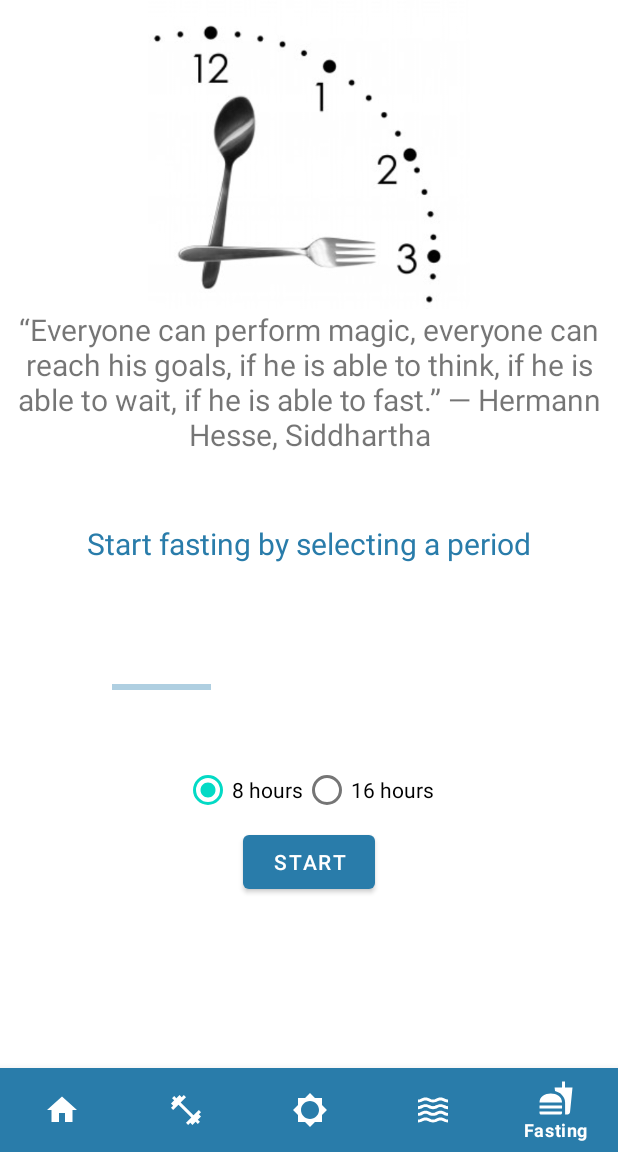
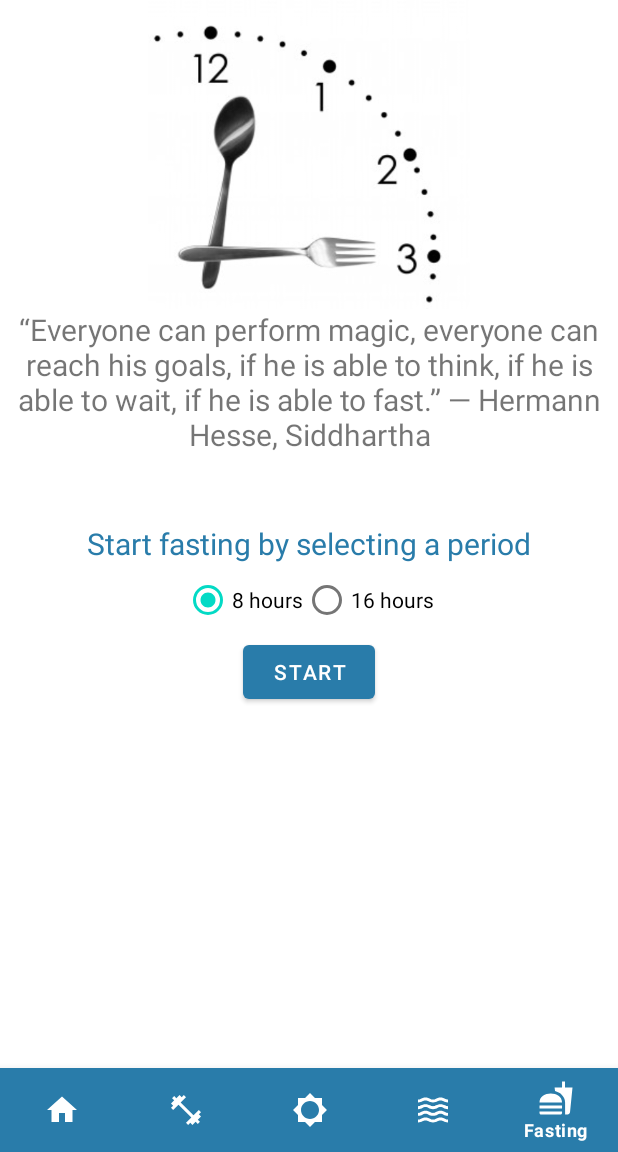
Before and after one commit to Ranteidz/Healthy, an Android app: the screen it shows after launch once a user with an empty profile is signed in (Home), item 5 of the bottom bar chosen, on a phone screen of 412 x 824 dp, the part 84-1236 px from its top. Run offline under Robolectric (Android 15) with nearby library versions, the phone set to English and light mode, and no system bars; our stand-ins replace Firebase (no records; nobody signed in at launch, a user with empty details on screens opened directly); 2 statements that could not run were skipped.

Commit message:
removing listeners, history recycler view implementation, bug fixes

```diff
--- a/app/src/main/java/com/example/healthy/MainActivity.java
+++ b/app/src/main/java/com/example/healthy/MainActivity.java
@@ -51,8 +51,10 @@ public class MainActivity extends BaseNav {
 
         loginButton.setOnClickListener(new View.OnClickListener() {
 
+
             @Override
             public void onClick(View v) {
+                firebaseAuth.signOut();
                 if ( email.getText().toString().isEmpty() ||  password.getText().toString().isEmpty()){
                     Context context =getApplicationContext();
                     Toast toast = Toast.makeText(context,"Email or Password fields are empty",Toast.LENGTH_SHORT);
@@ -84,12 +86,23 @@ public class MainActivity extends BaseNav {
                         });
             }
         });
+
     }
 
+    @Override
+    protected void onResume() {
+        if(firebaseAuth.getCurrentUser() !=null){
+            updateUI(firebaseAuth.getCurrentUser());
+
+        }
+        super.onResume();
+    }
 
     public void updateUI(FirebaseUser firebaseUser){
 
-        startActivity(new Intent(this,Home.class));
+    if(firebaseUser !=null) {
+        startActivity(new Intent(this, Home.class));
+    }
 
     }
 
--- a/app/src/main/java/com/example/healthy/dao/ExerciseDAO.java
+++ b/app/src/main/java/com/example/healthy/dao/ExerciseDAO.java
@@ -26,6 +26,7 @@ public class ExerciseDAO {
     private DatabaseReference reference;
     private final FirebaseDatabase database = FirebaseDatabase.getInstance();
     private FirebaseAuth firebaseAuth;
+    private ValueEventListener valueEventListener;
 
 
     private static ExerciseDAO instance;
@@ -36,7 +37,7 @@ public class ExerciseDAO {
         firebaseAuth = FirebaseAuth.getInstance();
         exerciseProgressesList = new MutableLiveData<>();
 
-        reference.child("users").child(firebaseAuth.getUid()).child("exerciseProgresses").addValueEventListener(new ValueEventListener() {
+        valueEventListener = new ValueEventListener() {
             @Override
             public void onDataChange(@NonNull @NotNull DataSnapshot snapshot) {
                 List<ExerciseProgress> tmpList = new ArrayList<>();
@@ -44,7 +45,8 @@ public class ExerciseDAO {
                     DataSnapshot snapshot1;
                     Iterator<DataSnapshot> iterator = snapshot.getChildren().iterator();
 
-                    while (null != (snapshot1 = iterator.next())){
+                    while (iterator.hasNext()){
+                        snapshot1 = iterator.next();
                         ExerciseProgress exerciseProgress = snapshot1.getValue(ExerciseProgress.class);
                         tmpList.add(exerciseProgress);
                     }
@@ -60,7 +62,10 @@ public class ExerciseDAO {
             public void onCancelled(@NonNull @NotNull DatabaseError error) {
 
             }
-        });
+        };
+
+        reference.child("users").child(firebaseAuth.getUid()).child("exerciseProgresses").addValueEventListener(valueEventListener);
+
     }
 
 
@@ -86,4 +91,10 @@ public class ExerciseDAO {
     public LiveData<Integer> getTotalExercisesCompleted() {
         return null;
     }
+
+    public void removeListener(){
+    reference.removeEventListener(valueEventListener);
+    }
+
+
 }
--- a/app/src/main/java/com/example/healthy/dao/FastingDAO.java
+++ b/app/src/main/java/com/example/healthy/dao/FastingDAO.java
@@ -27,7 +27,7 @@ public class FastingDAO {
     private DatabaseReference reference;
     private final FirebaseDatabase database = FirebaseDatabase.getInstance();
     private FirebaseAuth firebaseAuth;
-    private FirebaseUser firebaseUser;
+ private ValueEventListener valueEventListener;
     private static FastingDAO instance;
     private static Object lock = new Object();
 
@@ -36,7 +36,7 @@ public class FastingDAO {
         firebaseAuth= FirebaseAuth.getInstance();
      fastingProgressesList = new MutableLiveData<>();
 
-     reference.child("users").child(firebaseAuth.getUid()).child("fastingProgresses").addValueEventListener(new ValueEventListener() {
+     valueEventListener = new ValueEventListener() {
          @Override
          public void onDataChange(@NonNull @NotNull DataSnapshot snapshot) {
              List<FastingProgress> tmpList = new ArrayList<>();
@@ -44,7 +44,8 @@ public class FastingDAO {
                  DataSnapshot snapshot1;
                  Iterator<DataSnapshot> iterator = snapshot.getChildren().iterator();
 
-                 while(null!=(snapshot1= iterator.next())){
+                 while(iterator.hasNext()){
+                     snapshot1 = iterator.next();
                      FastingProgress fastingProgress = snapshot1.getValue(FastingProgress.class);
                      tmpList.add(fastingProgress);
                  }
@@ -59,7 +60,11 @@ public class FastingDAO {
          public void onCancelled(@NonNull @NotNull DatabaseError error) {
 
          }
-     });
+     };
+
+
+        reference.child("users").child(firebaseAuth.getUid()).child("fastingProgresses").addValueEventListener(valueEventListener);
+
 
     }
 
@@ -89,4 +94,8 @@ public class FastingDAO {
     public LiveData<Integer> getFastsCompleted() {
         return null;
     }
+
+    public void removeListener(){
+        reference.removeEventListener(valueEventListener);
+    }
 }
--- a/app/src/main/java/com/example/healthy/dao/MeditationDAO.java
+++ b/app/src/main/java/com/example/healthy/dao/MeditationDAO.java
@@ -28,6 +28,7 @@ public class MeditationDAO {
     private DatabaseReference reference;
     private final FirebaseDatabase database = FirebaseDatabase.getInstance();
     private FirebaseAuth firebaseAuth;
+    private ValueEventListener valueEventListener;
 
     private static MeditationDAO instance;
     private static Object lock = new Object();
@@ -38,7 +39,7 @@ public class MeditationDAO {
         firebaseAuth = FirebaseAuth.getInstance();
         meditationProgressList = new MutableLiveData<>();
 
-        reference.child("users").child(firebaseAuth.getUid()).child("meditationProgresses").addValueEventListener(new ValueEventListener() {
+        valueEventListener = new ValueEventListener() {
             @Override
             public void onDataChange(@NonNull @NotNull DataSnapshot snapshot) {
                 List<MeditationProgress> tmpList = new ArrayList<>();
@@ -47,7 +48,8 @@ public class MeditationDAO {
                     DataSnapshot snapshot1;
                     Iterator<DataSnapshot> iterator = snapshot.getChildren().iterator();
 
-                    while (null != (snapshot1 = iterator.next())) {
+                    while (iterator.hasNext()) {
+                        snapshot1 = iterator.next();
                         MeditationProgress meditationProgress = snapshot1.getValue(MeditationProgress.class);
                         tmpList.add(meditationProgress);
                     }
@@ -65,7 +67,9 @@ public class MeditationDAO {
             public void onCancelled(@NonNull @NotNull DatabaseError error) {
 
             }
-        });
+        };
+        reference.child("users").child(firebaseAuth.getUid()).child("meditationProgresses").addValueEventListener(valueEventListener);
+
     }
 
 
@@ -90,5 +94,9 @@ public class MeditationDAO {
         return meditationProgressList;
     }
 
+    public void removeListener(){
+        reference.removeEventListener(valueEventListener);
+    }
+
 
 }
--- a/app/src/main/java/com/example/healthy/dao/WaterDAO.java
+++ b/app/src/main/java/com/example/healthy/dao/WaterDAO.java
@@ -30,22 +30,24 @@ public class WaterDAO {
     private static WaterDAO instance;
     private static Object lock = new Object();
     private FirebaseAuth firebaseAuth;
+    private ValueEventListener valueEventListener;
 
     private WaterDAO() {
         reference = database.getReference();
         firebaseAuth = FirebaseAuth.getInstance();
         waterProgressList = new MutableLiveData<>();
-        reference.child("users").child(firebaseAuth.getUid()).child("waterProgresses").addValueEventListener(new ValueEventListener() {
+        valueEventListener = new ValueEventListener() {
             @Override
             public void onDataChange(@NonNull @NotNull DataSnapshot snapshot) {
                 List<WaterProgress> tmpList = new ArrayList<>();
+                DataSnapshot snapshot1;
+                try {
 
-                try {
-                    DataSnapshot snapshot1;
                     Iterator<DataSnapshot> iterator = snapshot.getChildren().iterator();
 
 
-                    while(null != (snapshot1 = iterator.next())){
+                    while(iterator.hasNext()){
+                        snapshot1 = iterator.next();
                         WaterProgress waterProgress = snapshot1.getValue(WaterProgress.class);
                         tmpList.add(waterProgress);
                     }
@@ -61,7 +63,9 @@ public class WaterDAO {
             public void onCancelled(@NonNull @NotNull DatabaseError error) {
 
             }
-        });
+        };
+        reference.child("users").child(firebaseAuth.getUid()).child("waterProgresses").addValueEventListener(valueEventListener);
+
     }
 
     public static WaterDAO getInstance() {
@@ -88,4 +92,8 @@ public class WaterDAO {
         return waterProgressList;
     }
 
+    public void removeListener(){
+        reference.removeEventListener(valueEventListener);
+    }
+
 }
--- a/app/src/main/java/com/example/healthy/fragments/FastingFragment.java
+++ b/app/src/main/java/com/example/healthy/fragments/FastingFragment.java
@@ -12,6 +12,7 @@ import android.widget.TextView;
 
 import androidx.annotation.Nullable;
 import androidx.fragment.app.Fragment;
+import androidx.lifecycle.Observer;
 import androidx.lifecycle.ViewModelProvider;
 
 import com.example.healthy.R;
@@ -34,11 +35,12 @@ public class FastingFragment extends Fragment implements View.OnClickListener {
     @Override
     public View onCreateView(LayoutInflater inflater, ViewGroup container,
                              Bundle savedInstanceState) {
-       view = inflater.inflate(R.layout.fragment_fasting,container,false);
+        view = inflater.inflate(R.layout.fragment_fasting, container, false);
         progressBar = view.findViewById(R.id.progressBar);
         radioGroup = view.findViewById(R.id.fasting_radioGroup);
         startButton = view.findViewById(R.id.fasting_add_button);
         timeRemaining = view.findViewById(R.id.fasting_info);
+        progressBar.setVisibility(View.GONE);
 
         firebaseAuth = FirebaseAuth.getInstance();
         firebaseUser = firebaseAuth.getCurrentUser();
@@ -51,6 +53,19 @@ public class FastingFragment extends Fragment implements View.OnClickListener {
     @Override
     public void onCreate(@Nullable Bundle savedInstanceState) {
         fastingViewModel = new ViewModelProvider(this).get(FastingViewModel.class);
+        fastingViewModel.getIsCurrentlyFasting().observe(this, value -> {
+            if (value) {
+                radioGroup.setVisibility(View.GONE);
+                startButton.setVisibility(View.GONE);
+                progressBar.setVisibility(View.VISIBLE);
+                fastingViewModel.updateTimer().observeForever(new Observer<String>() {
+                    @Override
+                    public void onChanged(String s) {
+                        timeRemaining.setText(s);
+                    }
+                });
+            }
+        });
 
         super.onCreate(savedInstanceState);
     }
@@ -60,11 +75,10 @@ public class FastingFragment extends Fragment implements View.OnClickListener {
         int radioID = radioGroup.getCheckedRadioButtonId();
 
 
-        if(radioID == R.id.fasting_rb_8hours){
-            fastingViewModel.addFast(8,firebaseUser.getUid());
-        }
-        else if(radioID == R.id.fasting_rb_16hours){
-            fastingViewModel.addFast(16,firebaseUser.getUid());
+        if (radioID == R.id.fasting_rb_8hours) {
+            fastingViewModel.addFast(8, firebaseUser.getUid());
+        } else if (radioID == R.id.fasting_rb_16hours) {
+            fastingViewModel.addFast(16, firebaseUser.getUid());
         }
     }
 }
--- a/app/src/main/java/com/example/healthy/fragments/HomeFragment.java
+++ b/app/src/main/java/com/example/healthy/fragments/HomeFragment.java
@@ -19,7 +19,7 @@ import com.example.healthy.viewmodels.HomeViewModel;
 
 import java.util.ArrayList;
 
-public class HomeFragment extends Fragment {
+public class HomeFragment extends Fragment implements View.OnClickListener {
 
     View view;
     TextView minutedMeditated;
@@ -50,28 +50,13 @@ public class HomeFragment extends Fragment {
         recyclerView.hasFixedSize();
         recyclerView.setLayoutManager(new LinearLayoutManager(getContext()));
 
+        minutedMeditated.setOnClickListener(this);
+        fastCompleted.setOnClickListener(this);
+        daysHydrated.setOnClickListener(this);
+        exercisesDone.setOnClickListener(this);
+
 
         ArrayList<Item> itemListTest = new ArrayList<>();
-        itemListTest.add(new Item("baseball", "blablabla", "davinki"));
-        itemListTest.add(new Item("baseball", "blablabla", "no completed"));
-        itemListTest.add(new Item("baseball", "blablabla", "no completed"));
-        itemListTest.add(new Item("baseball", "blablabla", "no completed"));
-        itemListTest.add(new Item("baseball", "blablabla", "no completed"));
-        itemListTest.add(new Item("baseball", "blablabla", "no completed"));
-        itemListTest.add(new Item("baseball", "blablabla", "no completed"));
-        itemListTest.add(new Item("baseball", "blablabla", "no completed"));
-        itemListTest.add(new Item("baseball", "blablabla", "no completed"));
-        itemListTest.add(new Item("baseball", "blablabla", "no completed"));
-        itemListTest.add(new Item("baseball", "blablabla", "no completed"));
-        itemListTest.add(new Item("baseball", "blablabla", "no completed"));
-        itemListTest.add(new Item("baseball", "blablabla", "no completed"));
-        itemListTest.add(new Item("baseball", "blablabla", "no completed"));
-        itemListTest.add(new Item("baseball", "blablabla", "no completed"));
-        itemListTest.add(new Item("baseball", "blablabla", "no completed"));
-        itemListTest.add(new Item("baseball", "blablabla", "no completed"));
-        itemListTest.add(new Item("baseball", "blablabla", "no completed"));
-        itemListTest.add(new Item("baseball", "blablabla", "no completed"));
-
         historyItemAdapter = new HistoryItemAdapter(itemListTest);
         recyclerView.setAdapter(historyItemAdapter);
 
@@ -90,6 +75,32 @@ public class HomeFragment extends Fragment {
         homeViewModel.getDaysHydrated().observe(this, daysHydrated->{
             daysHydratedValue.setText(String.valueOf(daysHydrated));
         });
+        homeViewModel.getFastsCompleted().observe(this,daysFasted->{
+            fastCompletedValue.setText(String.valueOf(daysFasted));
+        });
+
         super.onCreate(savedInstanceState);
     }
+
+    @Override
+    public void onClick(View v) {
+        switch (v.getId()){
+            case R.id.home_fasts_completed:
+                historyItemAdapter = new HistoryItemAdapter(homeViewModel.getFastHistory());
+                recyclerView.setAdapter(historyItemAdapter);
+                return;
+            case R.id.home_excercises_completed:
+                historyItemAdapter = new HistoryItemAdapter(homeViewModel.getExerciseHistory());
+                recyclerView.setAdapter(historyItemAdapter);
+                return;
+            case R.id.home_minutes_meditated:
+                historyItemAdapter = new HistoryItemAdapter(homeViewModel.getMeditationHistory());
+                recyclerView.setAdapter(historyItemAdapter);
+                return;
+            case R.id.home_hydrated_days:
+                historyItemAdapter = new HistoryItemAdapter(homeViewModel.getWaterHistory());
+                recyclerView.setAdapter(historyItemAdapter);
+                return;
+        }
+    }
 }
--- a/app/src/main/java/com/example/healthy/models/User.java
+++ b/app/src/main/java/com/example/healthy/models/User.java
@@ -16,6 +16,10 @@ public class User {
 
     public User() {
 
+    }
+
+    public User(String username){
+        this.username = username;
     }
 
     public User(String email, String password, String username,String test) {
--- a/app/src/main/java/com/example/healthy/repositories/ExcerciseRepository.java
+++ b/app/src/main/java/com/example/healthy/repositories/ExcerciseRepository.java
@@ -44,4 +44,8 @@ public class ExcerciseRepository {
     public LiveData<Integer> getTotalExercisesCompleted(){
         return exerciseDAO.getTotalExercisesCompleted();
     }
+
+    public void removeListener(){
+        exerciseDAO.removeListener();
+    }
 }
--- a/app/src/main/java/com/example/healthy/repositories/FastRepository.java
+++ b/app/src/main/java/com/example/healthy/repositories/FastRepository.java
@@ -44,4 +44,8 @@ public class FastRepository {
     public LiveData<Integer> getFastsCompleted(){
         return fastingDAO.getFastsCompleted();
     }
+
+    public void removeListener(){
+        fastingDAO.removeListener();
+    }
 }
--- a/app/src/main/java/com/example/healthy/repositories/MeditationRepository.java
+++ b/app/src/main/java/com/example/healthy/repositories/MeditationRepository.java
@@ -42,5 +42,9 @@ public class MeditationRepository {
         return meditationDAO.getAllMeditationProgress();
     }
 
+    public void removeListener(){
+        meditationDAO.removeListener();
+    }
+
 
 }
--- a/app/src/main/java/com/example/healthy/repositories/WaterRepository.java
+++ b/app/src/main/java/com/example/healthy/repositories/WaterRepository.java
@@ -44,5 +44,9 @@ public class WaterRepository {
         return waterDAO.getAllWaterProgress();
     }
 
+    public void removeListener(){
+        waterDAO.removeListener();
+    }
+
 
 }
--- a/app/src/main/java/com/example/healthy/viewmodels/HomeViewModel.java
+++ b/app/src/main/java/com/example/healthy/viewmodels/HomeViewModel.java
@@ -6,6 +6,7 @@ import androidx.lifecycle.ViewModel;
 
 import com.example.healthy.models.ExerciseProgress;
 import com.example.healthy.models.FastingProgress;
+import com.example.healthy.models.Item;
 import com.example.healthy.models.MeditationProgress;
 import com.example.healthy.models.WaterProgress;
 import com.example.healthy.repositories.ExcerciseRepository;
@@ -13,6 +14,9 @@ import com.example.healthy.repositories.FastRepository;
 import com.example.healthy.repositories.MeditationRepository;
 import com.example.healthy.repositories.WaterRepository;
 
+import java.util.ArrayList;
+import java.util.Calendar;
+import java.util.Date;
 import java.util.HashMap;
 import java.util.List;
 import java.util.Map;
@@ -23,9 +27,17 @@ public class HomeViewModel extends ViewModel {
     private MutableLiveData<List<ExerciseProgress>> exerciseProgressesList;
     private MutableLiveData<List<WaterProgress>> waterProgressesList;
     private MutableLiveData<List<FastingProgress>> fastingProgressesList;
+
     private MutableLiveData<Long> minutesMeditated;
     private MutableLiveData<Integer> exercisesCompleted;
     private MutableLiveData<Integer> daysHydrated;
+    private MutableLiveData<Integer> fastsCompleted;
+
+    private List<FastingProgress> fastingProgressesHistoryList = new ArrayList<>();
+    private List<MeditationProgress> meditationProgressesHistoryList = new ArrayList<>();
+    private List<ExerciseProgress> exerciseProgressesHistoryList = new ArrayList<>();
+    private List<WaterProgress> waterProgressesHistoryList = new ArrayList<>();
+
     private Map<String, Integer> hashMap;
 
     public HomeViewModel() {
@@ -45,33 +57,55 @@ public class HomeViewModel extends ViewModel {
         daysHydrated = new MutableLiveData<>(0);
 
         //Fasting
+        fastsCompleted = new MutableLiveData<>(0);
         fastingProgressesList = FastRepository.getInstance().getAllFasts();
+        fastObserve();
+        meditationObserve();
+        exerciseObserve();
+        waterObserve();
 
+    }
+
+    public void fastObserve(){
+        fastingProgressesList.observeForever(list -> {
+            fastsCompleted.setValue(0);
+            fastingProgressesHistoryList.clear();
+            for (FastingProgress item : list
+            ) {
+                Calendar currentTime = Calendar.getInstance();
+                currentTime.setTime(new Date());
+                if (currentTime.getTimeInMillis() > item.getEndDate()) {
+                    fastsCompleted.setValue(fastsCompleted.getValue() + 1);
+                    fastingProgressesHistoryList.add(item);
+                }
+            }
+        });
+    }
+
+    public void meditationObserve(){
         meditationProgressesList.observeForever(list -> {
+            meditationProgressesHistoryList.clear();
             minutesMeditated.setValue((long) 0);
             for (MeditationProgress item : list
             ) {
                 minutesMeditated.setValue(minutesMeditated.getValue() + item.getDuration());
+                meditationProgressesHistoryList.add(item);
             }
         });
 
-        exerciseProgressesList.observeForever(list -> {
-            exercisesCompleted.setValue(0);
-            for (ExerciseProgress item : list
-            ) {
-                exercisesCompleted.setValue(exercisesCompleted.getValue() + 1);
-            }
-        });
+    }
 
+    public void waterObserve() {
         waterProgressesList.observeForever(list -> {
             daysHydrated.setValue(0);
+            waterProgressesHistoryList.clear();
             hashMap.clear();
             for (WaterProgress item : list
             ) {
+                waterProgressesHistoryList.add(item);
                 if (hashMap.get(item.getDate()) == null)
                     hashMap.put(item.getDate(), item.getAmmount());
                 else hashMap.put(item.getDate(), hashMap.get(item.getDate()) + item.getAmmount());
-
             }
             for (Integer values : hashMap.values()
             ) {
@@ -80,10 +114,22 @@ public class HomeViewModel extends ViewModel {
                     daysHydrated.setValue(daysHydrated.getValue() + 1);
                 }
             }
+        });
+    }
+    public void exerciseObserve(){
+        exerciseProgressesList.observeForever(list -> {
+            exercisesCompleted.setValue(0);
+            exerciseProgressesHistoryList.clear();
+            for (ExerciseProgress item : list
+            ) {
+                exerciseProgressesHistoryList.add(item);
+                exercisesCompleted.setValue(exercisesCompleted.getValue() + 1);
+            }
+        });
+    }
 
-        });
-
-
+    public LiveData<Integer> getFastsCompleted() {
+        return fastsCompleted;
     }
 
     public LiveData<Integer> getDaysHydrated() {
@@ -94,12 +140,49 @@ public class HomeViewModel extends ViewModel {
         return exercisesCompleted;
     }
 
-    public MutableLiveData<List<MeditationProgress>> getMeditationProgressesList() {
-        return meditationProgressesList;
-    }
-
     public LiveData<Long> getMinutesMeditated() {
         return minutesMeditated;
     }
 
+    public ArrayList<Item> getFastHistory() {
+        ArrayList<Item> items = new ArrayList<>();
+        for (FastingProgress fastingItem : fastingProgressesHistoryList
+        ) {
+
+            items.add(new Item("Fasting", new Date(fastingItem.getStartDate()).toString(), new Date(fastingItem.getEndDate()).toString()));
+        }
+        return items;
+    }
+
+
+    public ArrayList<Item> getWaterHistory() {
+        ArrayList<Item> items = new ArrayList<>();
+
+        for (WaterProgress waterItem : waterProgressesHistoryList
+        ) {
+            items.add(new Item("Water", waterItem.getDate(), "Ammount: " + String.valueOf(waterItem.getAmmount())));
+        }
+
+        return items;
+    }
+
+    public ArrayList<Item> getExerciseHistory() {
+        ArrayList<Item> items = new ArrayList<>();
+
+        for (ExerciseProgress exerciseItem : exerciseProgressesHistoryList
+        ) {
+            items.add(new Item("Exercise", exerciseItem.getDate(), exerciseItem.getName()));
+        }
+        return items;
+    }
+
+    public ArrayList<Item> getMeditationHistory() {
+        ArrayList<Item> items = new ArrayList<>();
+        for (MeditationProgress meditationItem : meditationProgressesHistoryList
+        ) {
+            items.add(new Item("Meditation", meditationItem.getDate(), "Duration: " + String.valueOf(meditationItem.getDuration())));
+        }
+        return items;
+    }
+
 }
--- /dev/null
+++ b/app/src/main/res/drawable/circle.xml
@@ -0,0 +1,26 @@
+<?xml version="1.0" encoding="utf-8"?>
+<layer-list xmlns:android="http://schemas.android.com/apk/res/android">
+    <item>
+        <shape
+            android:shape="ring"
+            android:thicknessRatio="16"
+            android:useLevel="false">
+            <solid android:color="#DDD" />
+        </shape>
+    </item>
+    <item>
+        <rotate
+            android:fromDegrees="270"
+            android:toDegrees="270">
+            <shape
+                android:shape="ring"
+                android:thicknessRatio="16"
+                android:useLevel="true">
+                <gradient
+                    android:endColor="@color/logo_colour"
+                    android:startColor="@color/alternate_logo_colour"
+                    android:type="sweep" />
+            </shape>
+        </rotate>
+    </item>
+</layer-list>
--- a/app/src/main/res/layout/fragment_fasting.xml
+++ b/app/src/main/res/layout/fragment_fasting.xml
@@ -48,13 +48,12 @@ he is able to think, if he is able to wait, if he is able to fast.”
 
     <ProgressBar
         android:id="@+id/progressBar"
-        style="?android:attr/progressBarStyleHorizontal"
-        android:layout_width="262dp"
-        android:layout_height="89dp"
+        android:layout_width="150dp"
+        android:layout_height="150dp"
+
+        android:progressDrawable="@drawable/circle"
+        tools:progress="100"
         android:layout_marginTop="37dp"
-        android:progress="25"
-        android:progressBackgroundTint="@color/white"
-        android:progressTint="@color/alternate_logo_colour"
         app:layout_constraintEnd_toEndOf="parent"
         app:layout_constraintHorizontal_bias="0.496"
         app:layout_constraintStart_toStartOf="parent"
```
Also changed, not shown: app/src/main/java/com/example/healthy/activities/CreateAccount.java (+9 -27 lines), app/src/main/java/com/example/healthy/adapter/HistoryItemAdapter.java (+15 -0 lines), app/src/main/java/com/example/healthy/navigation/BaseNav.java (+15 -3 lines), app/src/main/java/com/example/healthy/viewmodels/FastingViewModel.java (+17 -9 lines). Lines whose indentation alone changed are shown as unchanged.
